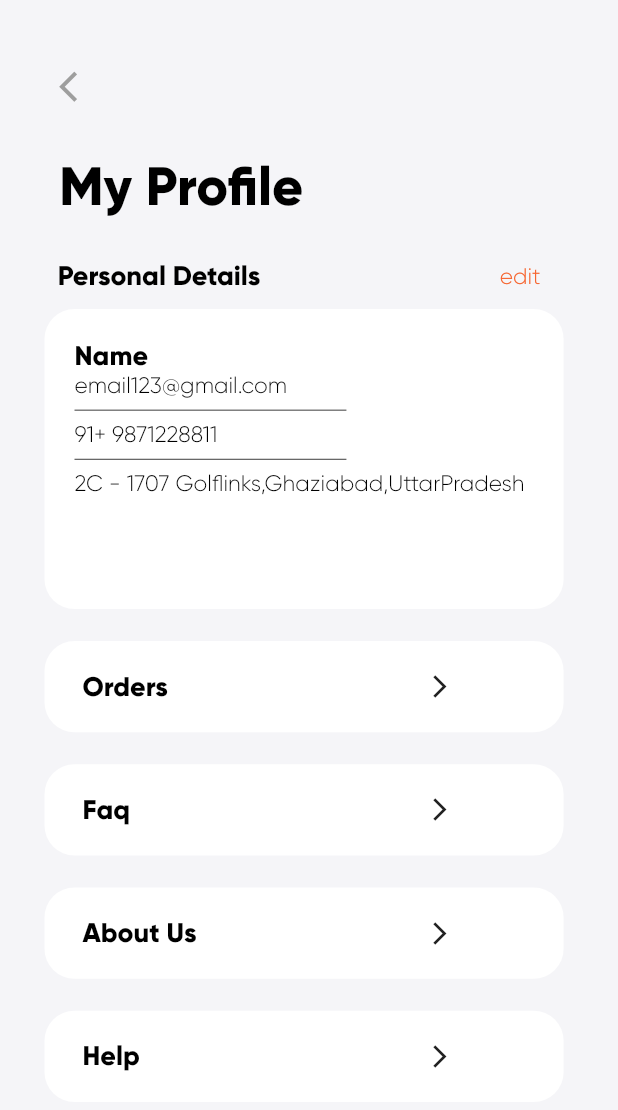
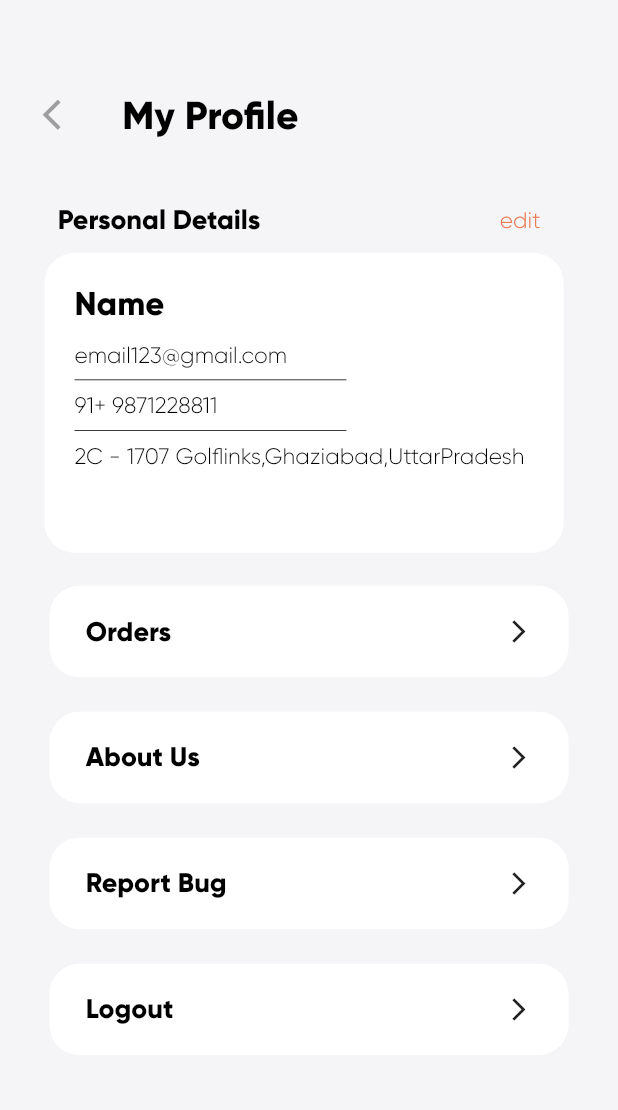
Before and after one commit to StackXSol/canteen, a Flutter app: the Profile screen opened directly, on a phone screen of 412 x 824 dp. Shown: the top 1110 px of the screen. Run offline on Flutter 3.47's test engine with Material 2 defaults, Android fonts, the phone set to English and light mode, and no system bars; our stand-ins replace carousel_slider, flutter_spinkit.

Commit message:
some minor changes

```diff
--- a/lib/screens/navbar.dart
+++ b/lib/screens/navbar.dart
@@ -1,4 +1,5 @@
 import 'package:canteen/screens/homepage.dart';
+import 'package:canteen/screens/items.dart';
 import 'package:canteen/screens/order_details.dart';
 import 'package:canteen/screens/profile.dart';
 import 'package:flutter/material.dart';
@@ -13,7 +14,7 @@ class Navbar extends StatefulWidget {
 
 class _NavbarState extends State<Navbar> {
   int _index = 0;
-  final List<Widget> screens = [HomePage(), OrderDetails(), Profile()];
+  final List<Widget> screens = [HomePage(), Items(), Profile()];
 
   @override
   Widget build(BuildContext context) {
--- a/lib/screens/profile.dart
+++ b/lib/screens/profile.dart
@@ -17,32 +17,34 @@ class _ProfileState extends State<Profile> {
         child: Column(
           crossAxisAlignment: CrossAxisAlignment.start,
           children: [
-            SizedBox(height: getheight(context, 45)),
+            SizedBox(height: getheight(context, 60)),
             Padding(
-              padding: EdgeInsets.only(left: getwidth(context, 36)),
+              padding: EdgeInsets.only(left: getwidth(context, 26)),
               child: GestureDetector(
                 onTap: () {
                   Navigator.pop(context);
                 },
-                child: Icon(
+                child: Row(
+                  children: [
+                    Icon(
                       Icons.arrow_back_ios,
                       color: Colors.grey,
                       size: getheight(context, 24),
                     ),
+                    Padding(
+                      padding: EdgeInsets.only(left: getwidth(context, 26)),
+                      child: const Text(
+                        "My Profile",
+                        style: TextStyle(
+                            fontSize: 26, fontWeight: FontWeight.w600),
+                      ),
+                    ),
+                  ],
+                ),
               ),
             ),
             SizedBox(
-              height: getheight(context, 32),
-            ),
-            Padding(
-              padding: EdgeInsets.only(left: getwidth(context, 36)),
-              child: const Text(
-                "My Profile",
-                style: TextStyle(fontSize: 36, fontWeight: FontWeight.w600),
-              ),
-            ),
-            SizedBox(
-              height: getheight(context, 26),
+              height: getheight(context, 42),
             ),
             Padding(
               padding: EdgeInsets.only(
@@ -85,9 +87,12 @@ class _ProfileState extends State<Profile> {
                   Text(
                     "Name",
                     style: TextStyle(
-                        fontSize: 18,
+                        fontSize: 22,
                         fontWeight: FontWeight.w600,
                         color: Color(0xff000000)),
+                  ),
+                  SizedBox(
+                    height: getheight(context, 12),
                   ),
                   Text(
                     "email123@gmail.com",
@@ -101,7 +106,7 @@ class _ProfileState extends State<Profile> {
                     height: getheight(context, 0.5),
                     width: getwidth(context, 165),
                   ),
-                  SizedBox(height: getheight(context, 7)),
+                  SizedBox(height: getheight(context, 8)),
                   Text(
                     "91+ 9871228811",
                     style: TextStyle(fontSize: 15, fontWeight: FontWeight.w300),
@@ -112,7 +117,7 @@ class _ProfileState extends State<Profile> {
                     height: getheight(context, 0.5),
                     width: getwidth(context, 165),
                   ),
-                  SizedBox(height: getheight(context, 7)),
+                  SizedBox(height: getheight(context, 8)),
                   Container(
                     width: getwidth(context, 285),
                     child: Text(
@@ -125,21 +130,12 @@ class _ProfileState extends State<Profile> {
               ),
             ),
             SizedBox(
-              height: getheight(context, 21),
+              height: 22,
             ),
             info_containers("Orders", () {}),
-            SizedBox(
-              height: getheight(context, 21),
-            ),
-            info_containers("Faq", () {}),
-            SizedBox(
-              height: getheight(context, 21),
-            ),
             info_containers("About Us", () {}),
-            SizedBox(
-              height: getheight(context, 21),
-            ),
-            info_containers("Help", () {})
+            info_containers("Report Bug", () {}),
+            info_containers("Logout", () {})
           ],
         ),
       ),
@@ -151,18 +147,19 @@ class _ProfileState extends State<Profile> {
       onTap: () {
         functoin_work();
       },
+      child: Center(
         child: Container(
-        margin: EdgeInsets.only(left: getwidth(context, 27)),
+          margin: EdgeInsets.only(bottom: getwidth(context, 21)),
           height: getheight(context, 60),
           width: getwidth(context, 315),
           decoration: BoxDecoration(
-            color: Color(0xffFFFFFF), borderRadius: BorderRadius.circular(20)),
-        child: Padding(
-          padding: EdgeInsets.only(
-              left: getwidth(context, 23), right: getwidth(context, 67)),
+              color: Color(0xffFFFFFF),
+              borderRadius: BorderRadius.circular(20)),
           child: Row(
-            mainAxisAlignment: MainAxisAlignment.spaceBetween,
             children: [
+              SizedBox(
+                width: getwidth(context, 22),
+              ),
               Text(
                 function_name,
                 style: TextStyle(
@@ -170,9 +167,13 @@ class _ProfileState extends State<Profile> {
                     color: Color(0xff000000),
                     fontWeight: FontWeight.w800),
               ),
+              Spacer(),
               Icon(
                 Icons.arrow_forward_ios,
                 size: 18,
+              ),
+              SizedBox(
+                width: getwidth(context, 22),
               )
             ],
           ),
--- a/lib/widgets.dart
+++ b/lib/widgets.dart
@@ -9,4 +9,4 @@ double getwidth(context, value) {
   return MediaQuery.of(context).size.width * (value / 375);
 }
 
-Color orange_color = Color.fromARGB(255, 246, 102, 49);
+Color orange_color = Color.fromARGB(255, 236, 122, 80);
```
Also changed, not shown: lib/screens/cart.dart (+12 -6 lines), lib/screens/homepage.dart (+24 -30 lines), lib/screens/order_details.dart (+4 -4 lines). Lines whose indentation alone changed are shown as unchanged.
